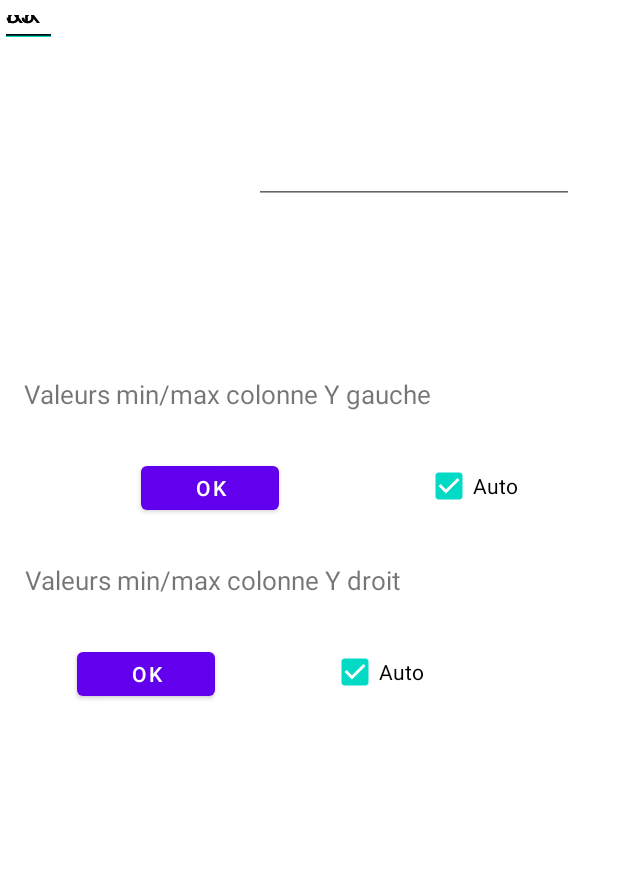
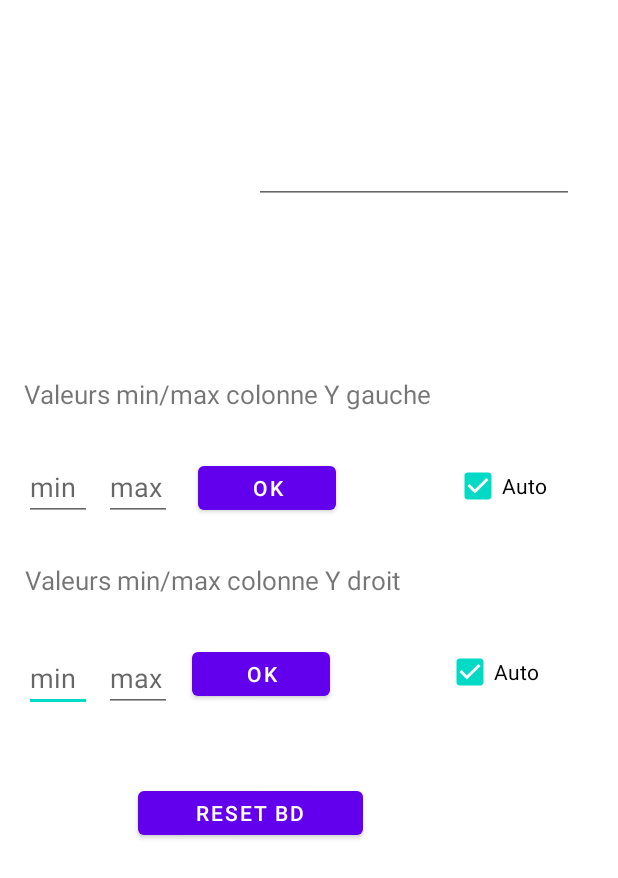
Before and after one commit to Damienvaiton/SAE-S3, an Android app: the SettingPage screen opened directly, with no data from a screen before it, on a phone screen of 412 x 824 dp. Shown: the top 878 px of the screen. Run offline under Robolectric (Android 15) with nearby library versions, the light colour scheme and no system bars; our stand-ins replace Firebase (no records; nobody signed in at launch, a user with empty details on screens opened directly).

Commit message:
Appli présentation Tellez (delete bd, contrôle des axes Y, improve interface and pop-up)

```diff
--- a/app/src/main/java/com/example/pageacceuil/MainActivity.java
+++ b/app/src/main/java/com/example/pageacceuil/MainActivity.java
@@ -24,7 +24,7 @@ public class MainActivity extends AppCompatActivity {
     ImageButton btncoEtu;
     ImageButton btnCoAdmin;
     Button btnGraph;
-    String temp[];
+    String[] temp;
     static String ChoixEspTransfert;
 
     @Override
--- a/app/src/main/java/com/example/pageacceuil/SettingPage.java
+++ b/app/src/main/java/com/example/pageacceuil/SettingPage.java
@@ -1,25 +1,96 @@
 package com.example.pageacceuil;
 
 import android.os.Bundle;
+import android.view.View;
+import android.widget.Button;
+import android.widget.CheckBox;
 import android.widget.EditText;
+import android.widget.Toast;
 
 import androidx.appcompat.app.AppCompatActivity;
 
-public class SettingPage extends AppCompatActivity {
+import com.google.firebase.database.DatabaseReference;
+import com.google.firebase.database.FirebaseDatabase;
+
+public class SettingPage extends AppCompatActivity implements View.OnClickListener {
+
+    private final FirebaseDatabase database = FirebaseDatabase.getInstance();
 
     EditText max_g;
     EditText min_g;
     EditText max_d;
     EditText min_d;
 
+    Button b_droit;
+    Button b_gauche;
+    Button reset_bd;
+
+    CheckBox auto_droit;
+    CheckBox auto_gauche;
+
     @Override
     protected void onCreate(Bundle savedInstanceState) {
         super.onCreate(savedInstanceState);
         setContentView(R.layout.activity_setting_page);
 
-        max_g= findViewById(R.id.max_gauche);
-        min_g= findViewById(R.id.min_gauche);
-        max_d= findViewById(R.id.max_droit);
-        min_d= findViewById(R.id.min_droit);
+        max_g = findViewById(R.id.max_gauche);
+        min_g = findViewById(R.id.min_gauche);
+        max_d = findViewById(R.id.max_droit);
+        min_d = findViewById(R.id.min_droit);
+
+        b_droit = findViewById(R.id.btn_droit);
+        b_gauche = findViewById(R.id.btn_gauche);
+        reset_bd=findViewById(R.id.delete_bd);
+
+        reset_bd=findViewById(R.id.delete_bd);
+        auto_droit=findViewById(R.id.auto_droit);
+        auto_gauche=findViewById(R.id.auto_gauche);
+
+        reset_bd.setOnClickListener(this);
+       b_gauche.setOnClickListener(this);
+        b_droit.setOnClickListener(this);
+
+            }
+
+    @Override
+    public void onClick(View view) {
+        switch (view.getId()) {
+            case R.id.delete_bd:
+                Pop_up customPopup=new Pop_up(this);
+                customPopup.build("Sûr?");
+                customPopup.getYesButton().setOnClickListener(new View.OnClickListener() {
+                    @Override
+                    public void onClick(View view) {
+                    DatabaseReference delete = database.getReference("SAE_S3_BD/ESP32/A8:03:2A:EA:EE:CC/Mesure");
+                    DatabaseReference deleteNumber = database.getReference("SAE_S3_BD/ESP32/A8:03:2A:EA:EE:CC/MesureNumber");
+                deleteNumber.removeValue();
+                delete.removeValue();
+                        customPopup.dismiss();}});
+                customPopup.getNoButton().setOnClickListener(new View.OnClickListener() {
+                    @Override
+                    public void onClick(View view) {
+                        customPopup.dismiss();
+                    }
+                });
+                break;
+
+            case R.id.btn_droit:
+                if (((min_d.getText().toString().trim().length() == 0)||(max_d.getText().toString().trim().length() == 0))||(auto_droit.isChecked())){
+                    Toast.makeText(getApplicationContext(),"Un champ est vide",Toast.LENGTH_SHORT).show();    }
+            else{
+                    System.out.println(min_g.getText());
+                System.out.println(min_g.getText());
+                Toast.makeText(getApplicationContext(),"Fait",Toast.LENGTH_SHORT).show();    }
+                break;
+            case R.id.btn_gauche:
+                if (((min_g.getText().toString().trim().length() == 0)||(max_g.getText().toString().trim().length() == 0))||(auto_gauche.isChecked())){
+                    Toast.makeText(getApplicationContext(),"Un champ est vide",Toast.LENGTH_SHORT).show();    }
+                else{
+                    System.out.println(min_g.getText());
+                System.out.println(min_g.getText());
+        Toast.makeText(getApplicationContext(),"Fait",Toast.LENGTH_SHORT).show();    }
+                break;
+
+        }
     }
 }
--- a/app/src/main/res/layout/activity_setting_page.xml
+++ b/app/src/main/res/layout/activity_setting_page.xml
@@ -9,23 +9,31 @@
 
     <EditText
         android:id="@+id/min_droit"
-        android:layout_width="38dp"
-        android:layout_height="31dp"
+        android:layout_width="45dp"
+        android:layout_height="45dp"
+        android:layout_marginStart="16dp"
+        android:layout_marginTop="13dp"
+        android:layout_marginBottom="350dp"
         android:ems="10"
+        android:hint="min"
         android:inputType="number"
-        android:text="JJ"
-        tools:layout_editor_absoluteX="35dp"
-        tools:layout_editor_absoluteY="335dp" />
+        app:layout_constraintBottom_toBottomOf="parent"
+        app:layout_constraintStart_toStartOf="parent"
+        app:layout_constraintTop_toBottomOf="@+id/textView4" />
 
     <EditText
         android:id="@+id/min_gauche"
-        android:layout_width="38dp"
-        android:layout_height="31dp"
+        android:layout_width="45dp"
+        android:layout_height="45dp"
+        android:layout_marginStart="16dp"
+        android:layout_marginTop="10dp"
+        android:layout_marginBottom="28dp"
         android:ems="10"
+        android:hint="min"
         android:inputType="number"
-        android:text="KK"
-        tools:layout_editor_absoluteX="35dp"
-        tools:layout_editor_absoluteY="211dp" />
+        app:layout_constraintBottom_toTopOf="@+id/textView4"
+        app:layout_constraintStart_toStartOf="parent"
+        app:layout_constraintTop_toBottomOf="@+id/textView3" />
 
     <EditText
         android:id="@+id/editNumber"
@@ -76,23 +84,31 @@
 
     <EditText
         android:id="@+id/max_droit"
-        android:layout_width="38dp"
-        android:layout_height="31dp"
+        android:layout_width="45dp"
+        android:layout_height="45dp"
+        android:layout_marginStart="8dp"
+        android:layout_marginTop="13dp"
+        android:layout_marginBottom="47dp"
         android:ems="10"
+        android:hint="max"
         android:inputType="number"
-        android:text="KK"
-        tools:layout_editor_absoluteX="84dp"
-        tools:layout_editor_absoluteY="335dp" />
+        app:layout_constraintBottom_toTopOf="@+id/delete_bd"
+        app:layout_constraintStart_toEndOf="@+id/min_droit"
+        app:layout_constraintTop_toBottomOf="@+id/textView4" />
 
     <EditText
         android:id="@+id/max_gauche"
-        android:layout_width="38dp"
-        android:layout_height="31dp"
+        android:layout_width="45dp"
+        android:layout_height="45dp"
+        android:layout_marginStart="8dp"
+        android:layout_marginTop="10dp"
+        android:layout_marginBottom="28dp"
         android:ems="10"
+        android:hint="max"
         android:inputType="number"
-        android:text="JJ"
-        tools:layout_editor_absoluteX="84dp"
-        tools:layout_editor_absoluteY="211dp" />
+        app:layout_constraintBottom_toTopOf="@+id/textView4"
+        app:layout_constraintStart_toEndOf="@+id/min_gauche"
+        app:layout_constraintTop_toBottomOf="@+id/textView3" />
 
     <Button
         android:id="@+id/btn_gauche"
@@ -119,6 +135,20 @@
         app:layout_constraintBottom_toBottomOf="parent"
         app:layout_constraintStart_toEndOf="@+id/max_droit"
         app:layout_constraintTop_toBottomOf="@+id/textView4" />
+
+    <Button
+        android:id="@+id/delete_bd"
+        android:layout_width="150dp"
+        android:layout_height="41dp"
+        android:layout_marginStart="91dp"
+        android:layout_marginTop="51dp"
+        android:layout_marginEnd="170dp"
+        android:layout_marginBottom="262dp"
+        android:text="reset bd"
+        app:layout_constraintBottom_toBottomOf="parent"
+        app:layout_constraintEnd_toEndOf="parent"
+        app:layout_constraintStart_toStartOf="parent"
+        app:layout_constraintTop_toBottomOf="@+id/btn_droit" />
 
     <CheckBox
         android:id="@+id/auto_droit"
--- a/app/src/main/res/layout/pop_up_add.xml
+++ b/app/src/main/res/layout/pop_up_add.xml
@@ -7,9 +7,9 @@
     android:orientation="vertical">
 
     <TextView
+        android:id="@+id/pop_titre"
         android:layout_width="wrap_content"
         android:layout_height="wrap_content"
-        android:text="Valeur O2 :"
         android:textColor="@color/black"
         android:layout_margin="5dp"/>
 
--- a/app/src/main/res/menu/export.xml
+++ b/app/src/main/res/menu/export.xml
@@ -5,6 +5,7 @@
 
     <item
         android:id="@+id/retourArr"
+        android:iconTint="@color/cardview_shadow_start_color"
         android:title="Retour"
         android:icon="@drawable/ic_arrow"
         app:showAsAction="ifRoom"/>
--- a/app/src/main/res/values/colors.xml
+++ b/app/src/main/res/values/colors.xml
@@ -5,7 +5,8 @@
     <color name="purple_700">#FF3700B3</color>
     <color name="teal_200">#FF03DAC5</color>
     <color name="teal_700">#FF018786</color>
-    <color name="black">#FF000000</color>
+    <color name="black">#000000</color>
+    <color name="grey">#3A3A3A</color>
     <color name="white">#FFFFFFFF</color>
     <color name="redoblack">#3B0D04</color>
     <color name="yellowgreen">#9ACD32</color>
```
Also changed, not shown: app/src/main/java/com/example/pageacceuil/GraphPage.java (+16 -26 lines), app/src/main/java/com/example/pageacceuil/Pop_up.java (+15 -5 lines), app/src/main/res/layout/activity_graph_page.xml (+32 -16 lines).
